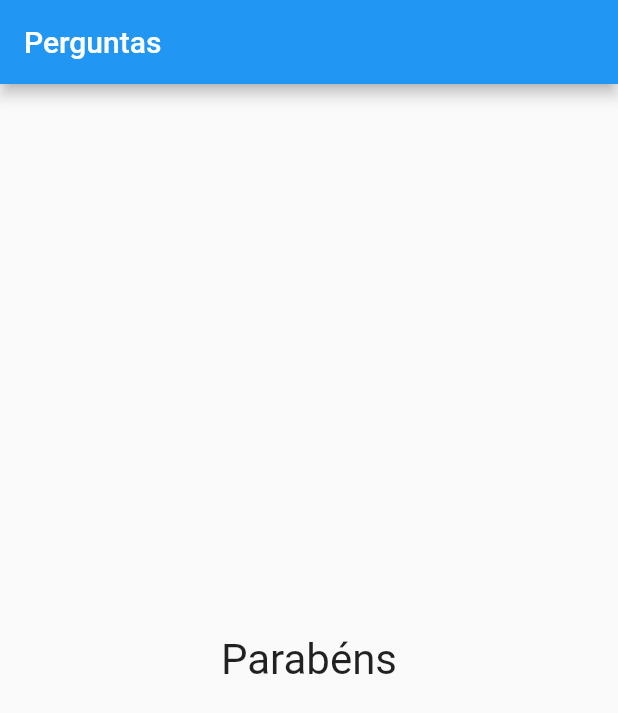
After one commit to claudioonohara/projeto_perguntas, a Flutter app: the screen it shows after launch, after a tap on "Preto", after a tap on "Cobra", after a tap on "Leo", on a phone screen of 412 x 824 dp. The commit adds this screen. Shown: the top 713 px of the screen. Run offline on Flutter 3.47's test engine with Material 2 defaults, Android fonts, the phone set to English and light mode, and no system bars.

Commit message:
criando componente questionario

```diff
--- a/lib/main.dart
+++ b/lib/main.dart
@@ -1,6 +1,7 @@
 import 'package:flutter/material.dart';
 import './questao.dart';
 import './resposta.dart';
+import './resultado.dart';
 
 main() => runApp(PerguntaApp());
 
@@ -49,11 +50,7 @@ class _PerguntaAppState extends State<PerguntaApp> {
                   ...respostas.map((t) => Resposta(t, _responder)).toList(),
                 ],
               )
-            : Center(
-                child: Text(
-                'Parabéns',
-                style: TextStyle(fontSize: 28),
-              )),
+            : Resultado(),
       ),
     );
   }
--- /dev/null
+++ b/lib/resultado.dart
@@ -0,0 +1,12 @@
+import 'package:flutter/material.dart';
+
+class Resultado extends StatelessWidget {
+  @override
+  Widget build(BuildContext context) {
+    return Center(
+        child: Text(
+      'Parabéns',
+      style: TextStyle(fontSize: 28),
+    ));
+  }
+}
```
